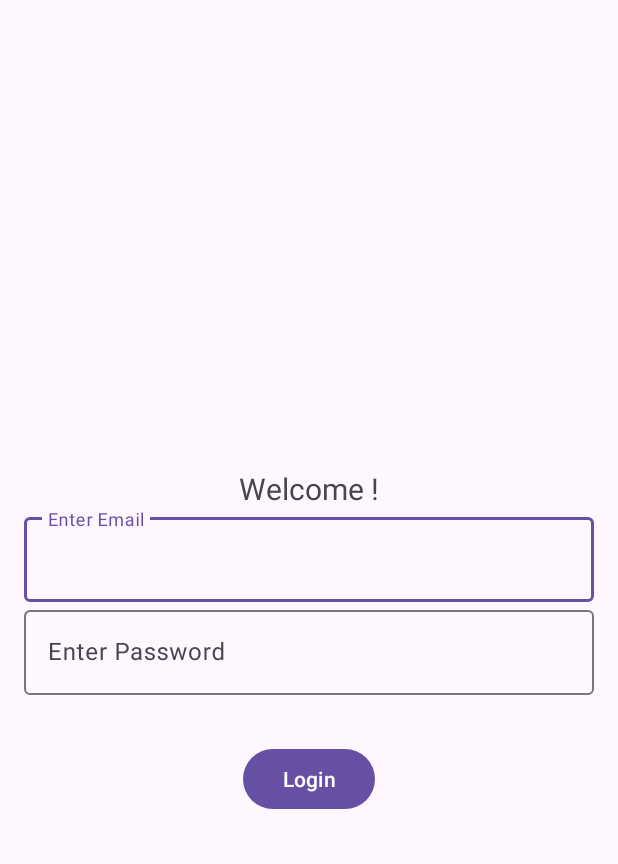
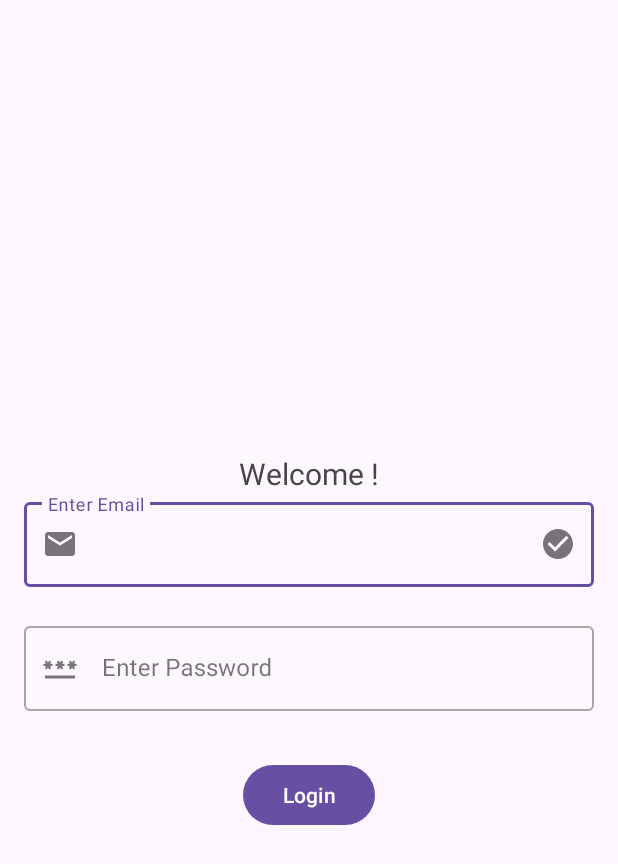
Before and after one commit to vishal4720/AptitudeandLogicalReasoning, an Android app: the screen it shows after launch (LoginActivity), on a phone screen of 412 x 824 dp. Shown: the top 864 px of the screen. Run offline under Robolectric (Android 15) with nearby library versions, the phone set to English and light mode, and no system bars; our stand-ins replace Firebase (no records; nobody signed in at launch, a user with empty details on screens opened directly).

Commit message:
Minor Changes

```diff
--- a/app/src/main/java/com/developingmind/aptitudeandlogicalreasoning/login/LoginActivity.java
+++ b/app/src/main/java/com/developingmind/aptitudeandlogicalreasoning/login/LoginActivity.java
@@ -19,6 +19,7 @@ import com.google.android.gms.tasks.OnCompleteListener;
 import com.google.android.gms.tasks.OnFailureListener;
 import com.google.android.gms.tasks.OnSuccessListener;
 import com.google.android.gms.tasks.Task;
+import com.google.android.material.textfield.TextInputLayout;
 import com.google.firebase.FirebaseApp;
 import com.google.firebase.auth.AuthResult;
 import com.google.firebase.auth.FirebaseAuth;
@@ -34,6 +35,7 @@ public class LoginActivity extends AppCompatActivity {
     private FirebaseAuth firebaseAuth;
     private FirebaseFirestore firebaseFirestore;
     private EditText email,pass;
+    private TextInputLayout emailLayout;
     private Button login;
 
 
@@ -48,6 +50,7 @@ public class LoginActivity extends AppCompatActivity {
         setContentView(R.layout.activity_login);
 
         email = findViewById(R.id.email);
+        emailLayout = findViewById(R.id.email_layout);
         pass = findViewById(R.id.password);
         login = findViewById(R.id.login);
 
@@ -154,11 +157,13 @@ public class LoginActivity extends AppCompatActivity {
     public static boolean isEmailPasswordValid(EditText email,EditText password) {
         Boolean isValid = true;
         if (TextUtils.isEmpty(email.getText())) {
-            email.setError("Enter Email");
+
+//            email.setError("Enter Email");
             isValid = false;
         }
         else if(!Patterns.EMAIL_ADDRESS.matcher(email.getText()).matches()) {
-            email.setError("Enter Valid Email");
+//            email.setError("Enter Valid Email");
+
             isValid = false;
         }
         if(TextUtils.isEmpty(password.getText())){
--- /dev/null
+++ b/app/src/main/res/drawable/ic_check_mark_error.xml
@@ -0,0 +1,5 @@
+<vector android:height="24dp" android:tint="#BC0101"
+    android:viewportHeight="24" android:viewportWidth="24"
+    android:width="24dp" xmlns:android="http://schemas.android.com/apk/res/android">
+    <path android:fillColor="@android:color/white" android:pathData="M12,2C6.48,2 2,6.48 2,12s4.48,10 10,10 10,-4.48 10,-10S17.52,2 12,2zM10,17l-5,-5 1.41,-1.41L10,14.17l7.59,-7.59L19,8l-9,9z"/>
+</vector>
--- /dev/null
+++ b/app/src/main/res/drawable/ic_email.xml
@@ -0,0 +1,5 @@
+<vector android:height="24dp" android:tint="#000000"
+    android:viewportHeight="24" android:viewportWidth="24"
+    android:width="24dp" xmlns:android="http://schemas.android.com/apk/res/android">
+    <path android:fillColor="@android:color/white" android:pathData="M20,4L4,4c-1.1,0 -1.99,0.9 -1.99,2L2,18c0,1.1 0.9,2 2,2h16c1.1,0 2,-0.9 2,-2L22,6c0,-1.1 -0.9,-2 -2,-2zM20,8l-8,5 -8,-5L4,6l8,5 8,-5v2z"/>
+</vector>
--- /dev/null
+++ b/app/src/main/res/drawable/ic_password.xml
@@ -0,0 +1,5 @@
+<vector android:height="24dp" android:tint="#2A2727"
+    android:viewportHeight="24" android:viewportWidth="24"
+    android:width="24dp" xmlns:android="http://schemas.android.com/apk/res/android">
+    <path android:fillColor="@android:color/white" android:pathData="M2,17h20v2H2V17zM3.15,12.95L4,11.47l0.85,1.48l1.3,-0.75L5.3,10.72H7v-1.5H5.3l0.85,-1.47L4.85,7L4,8.47L3.15,7l-1.3,0.75L2.7,9.22H1v1.5h1.7L1.85,12.2L3.15,12.95zM9.85,12.2l1.3,0.75L12,11.47l0.85,1.48l1.3,-0.75l-0.85,-1.48H15v-1.5h-1.7l0.85,-1.47L12.85,7L12,8.47L11.15,7l-1.3,0.75l0.85,1.47H9v1.5h1.7L9.85,12.2zM23,9.22h-1.7l0.85,-1.47L20.85,7L20,8.47L19.15,7l-1.3,0.75l0.85,1.47H17v1.5h1.7l-0.85,1.48l1.3,0.75L20,11.47l0.85,1.48l1.3,-0.75l-0.85,-1.48H23V9.22z"/>
+</vector>
--- a/app/src/main/res/layout/activity_login.xml
+++ b/app/src/main/res/layout/activity_login.xml
@@ -22,8 +22,15 @@
 
 
     <com.google.android.material.textfield.TextInputLayout
+        android:id="@+id/email_layout"
+        style="@style/Widget.MaterialComponents.TextInputLayout.OutlinedBox"
         android:layout_width="match_parent"
         android:layout_height="wrap_content"
+        app:startIconDrawable="@drawable/ic_email"
+        app:endIconDrawable="@drawable/ic_check_mark"
+        app:errorIconDrawable="@drawable/ic_check_mark_error"
+        app:endIconMode="custom"
+        app:errorEnabled="true"
         android:layout_marginHorizontal="@dimen/login_margin_horizontal">
 
         <com.google.android.material.textfield.TextInputEditText
@@ -34,8 +41,13 @@
     </com.google.android.material.textfield.TextInputLayout>
 
     <com.google.android.material.textfield.TextInputLayout
+        style="@style/Widget.MaterialComponents.TextInputLayout.OutlinedBox"
         android:layout_width="match_parent"
         android:layout_height="wrap_content"
+        app:startIconDrawable="@drawable/ic_password"
+        app:endIconDrawable="@drawable/ic_check_mark"
+        app:errorIconDrawable="@drawable/ic_check_mark_error"
+
         android:layout_marginHorizontal="@dimen/login_margin_horizontal">
 
         <com.google.android.material.textfield.TextInputEditText
```
